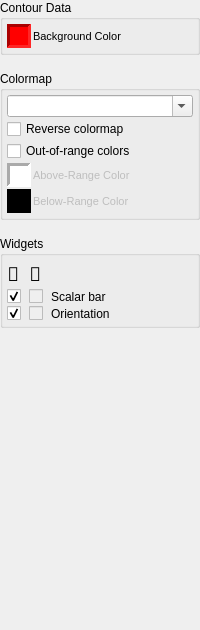
Qt form src/zoo/ui/controlpane_visuals.ui (CMSM-VCU/zoo) before a commit.
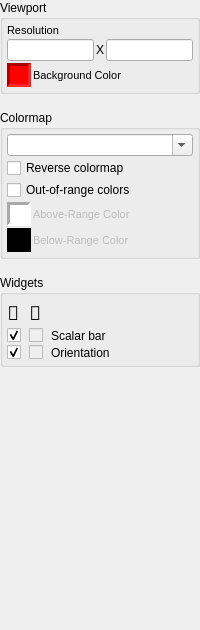
The same form after that commit.

Commit message: Add view resolution controls

```diff
--- a/src/zoo/ui/controlpane_visuals.ui
+++ b/src/zoo/ui/controlpane_visuals.ui
@@ -34,7 +34,7 @@
         <bool>true</bool>
        </property>
        <property name="title">
-        <string>Contour Data</string>
+        <string>Viewport</string>
        </property>
        <layout class="QVBoxLayout" name="verticalLayout_4">
         <property name="spacing">
@@ -52,6 +52,49 @@
         <property name="bottomMargin">
          <number>4</number>
         </property>
+        <item>
+         <layout class="QGridLayout" name="gridLayout_3">
+          <item row="1" column="0">
+           <widget class="QLineEdit" name="widthLineEdit">
+            <property name="font">
+             <font>
+              <family>Consolas</family>
+              <pointsize>8</pointsize>
+             </font>
+            </property>
+           </widget>
+          </item>
+          <item row="1" column="2">
+           <widget class="QLineEdit" name="heightLineEdit">
+            <property name="font">
+             <font>
+              <family>Consolas</family>
+              <pointsize>8</pointsize>
+             </font>
+            </property>
+           </widget>
+          </item>
+          <item row="0" column="0">
+           <widget class="QLabel" name="label">
+            <property name="font">
+             <font>
+              <pointsize>8</pointsize>
+             </font>
+            </property>
+            <property name="text">
+             <string>Resolution</string>
+            </property>
+           </widget>
+          </item>
+          <item row="1" column="1">
+           <widget class="QLabel" name="label_2">
+            <property name="text">
+             <string>X</string>
+            </property>
+           </widget>
+          </item>
+         </layout>
+        </item>
         <item>
          <layout class="QHBoxLayout" name="horizontalLayout_2">
           <item>
```
Left out of the diff: 2 changed lines with no effect on the pictures. The commit also changes 2 other files.
